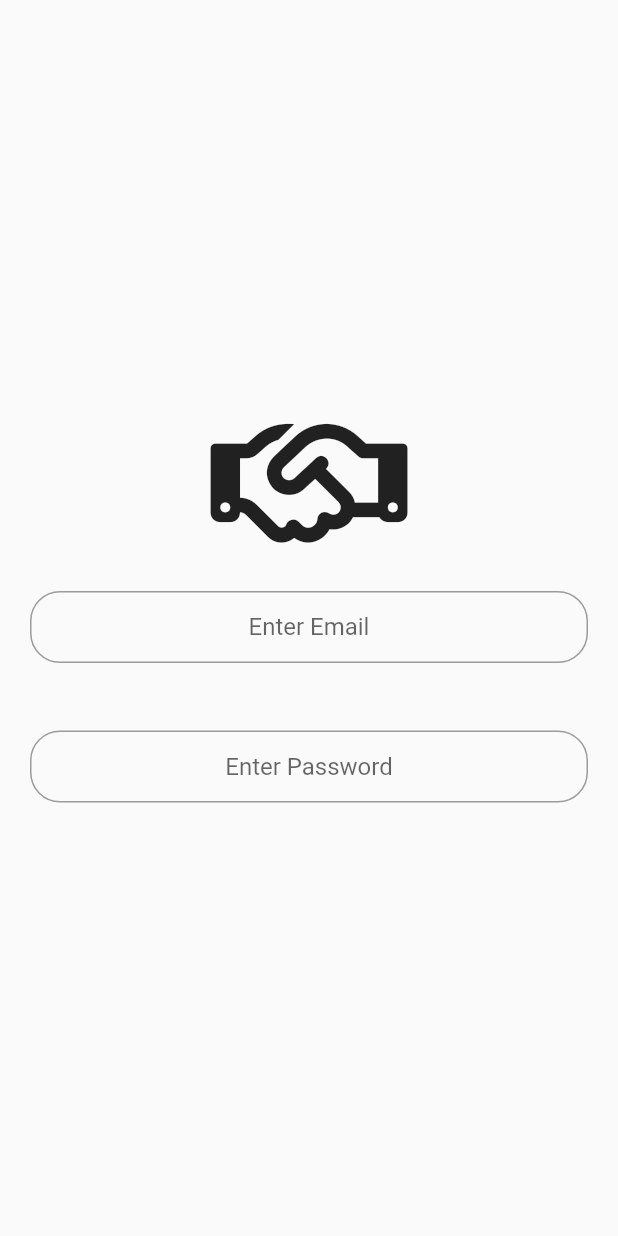
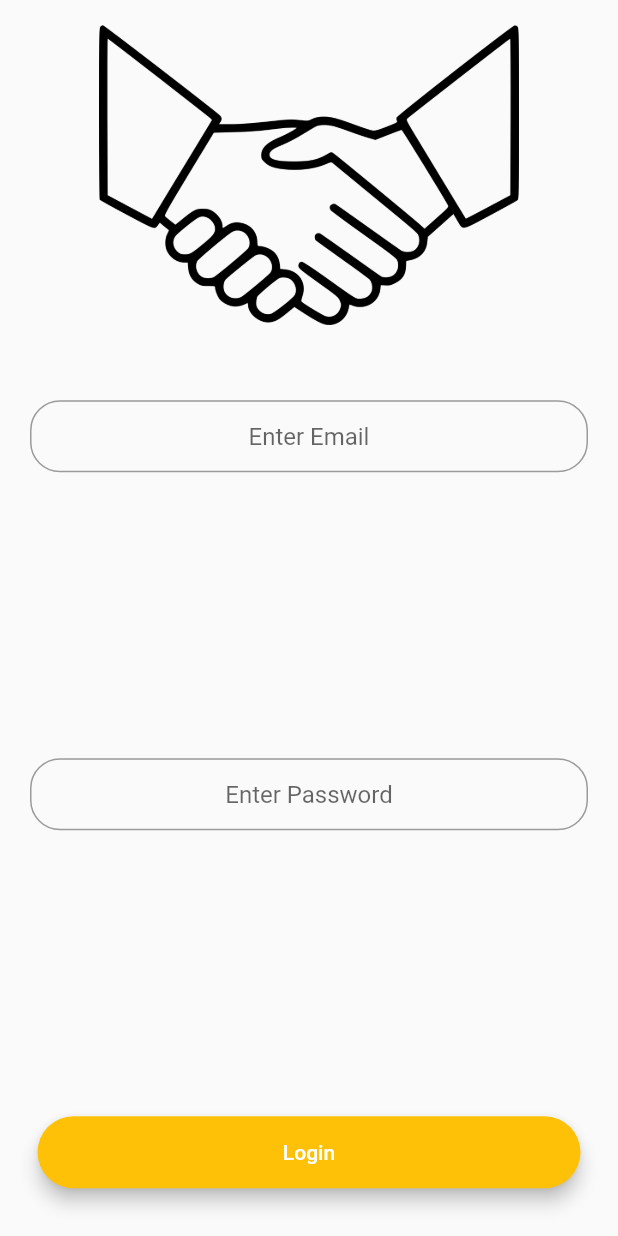
Before and after one commit to AkshaySiddannavar/give_easy, a Flutter app: the screen it shows after launch, after a tap on "Login", on a phone screen of 412 x 824 dp. Run offline on Flutter 3.47's test engine with Material 2 defaults, Android fonts, the phone set to English and light mode, and no system bars; our stand-ins replace font_awesome_flutter.

Commit message:
add login button
Added login button in login.dart, though functionality is yet to be
added.

```diff
--- a/lib/screens/login.dart
+++ b/lib/screens/login.dart
@@ -1,5 +1,6 @@
 import 'package:flutter/material.dart';
 import 'package:font_awesome_flutter/font_awesome_flutter.dart';
+import 'package:give_easy/components/action_button.dart';
 import 'package:give_easy/constants.dart';
 import 'package:give_easy/components/input_text_field.dart';
 
@@ -13,20 +14,20 @@ class LoginScreen extends StatefulWidget {
 
 class _LoginScreenState extends State<LoginScreen>
     with SingleTickerProviderStateMixin {
-  late AnimationController heroIconController;
+  // late AnimationController heroIconController;
   @override
   void initState() {
     super.initState();
-    heroIconController = AnimationController(
-        vsync: this,
-        duration: Duration(seconds: 2),
-        lowerBound: 50.0,
-        upperBound: 150.0);
+    // heroIconController = AnimationController(
+    //     vsync: this,
+    //     duration: Duration(seconds: 2),
+    //     lowerBound: 50.0,
+    //     upperBound: 150.0);
 
-    heroIconController.forward();
-    heroIconController.addListener(() {
-      setState(() {});
-    });
+    // heroIconController.forward();
+    // heroIconController.addListener(() {
+    //   setState(() {});
+    // });
   }
 
   @override
@@ -34,31 +35,47 @@ class _LoginScreenState extends State<LoginScreen>
     return Scaffold(
       body: SafeArea(
         child: Center(
-          child: Column(mainAxisAlignment: MainAxisAlignment.center, children: [
-            Hero(
+          child: Column(
+              mainAxisAlignment: MainAxisAlignment.center,
+              crossAxisAlignment: CrossAxisAlignment.stretch,
+              children: [
+                Flexible(
+                  child: Hero(
                     tag: 'appIconTransition',
                     child: SizedBox(
-                height: heroIconController.value,
-                child: FaIcon(
-                  size: heroIconController.value,
-                  FontAwesomeIcons.handshake,
+                      height: 200.0,
+                      child: Image.asset('assets/images/handshake.png'),
                     ),
                   ),
                 ),
-            Padding(
+                const SizedBox(
+                  height: 30.0,
+                ),
+                Expanded(
+                  child: Padding(
                     padding: const EdgeInsets.all(20.0),
                     child: InputTextField(
                       hintWord: 'Enter Email',
                       isObscure: false,
                     ),
                   ),
+                ),
                 SizedBox(
                   height: 5.0,
                 ),
-            Padding(
+                Expanded(
+                  child: Padding(
                     padding: const EdgeInsets.all(20.0),
-              child:
-                  InputTextField(hintWord: 'Enter Password', isObscure: true),
+                    child: InputTextField(
+                        hintWord: 'Enter Password', isObscure: true),
+                  ),
+                ),
+                SizedBox(
+                  height: 10.0,
+                ),
+                ActionButton(
+                  buttonText: 'Login',
+                  buttonActionCallback: () {},
                 ),
               ]),
         ),
```
Lines whose indentation alone changed are shown as unchanged.
